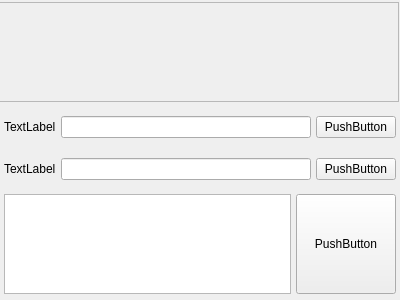
This is src/view.ui in klaus-moser/HashChecker as Qt 5 draws it before an edit. The edited form follows.
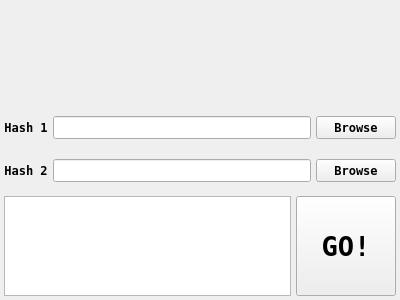
This is the edited form.

Commit message: Adapt font

```diff
--- a/src/view.ui
+++ b/src/view.ui
@@ -68,11 +68,17 @@
          <height>100</height>
         </size>
        </property>
+       <property name="font">
+        <font>
+         <family>Terminal</family>
+         <pointsize>14</pointsize>
+        </font>
+       </property>
        <property name="frameShape">
-        <enum>QFrame::StyledPanel</enum>
+        <enum>QFrame::NoFrame</enum>
        </property>
        <property name="frameShadow">
-        <enum>QFrame::Raised</enum>
+        <enum>QFrame::Sunken</enum>
        </property>
       </widget>
      </item>
@@ -97,36 +103,100 @@
         <number>20</number>
        </property>
        <item row="0" column="1">
-        <widget class="QLineEdit" name="lineEdit"/>
+        <widget class="QLineEdit" name="line_edit_h1">
+         <property name="font">
+          <font>
+           <family>Terminal</family>
+           <pointsize>9</pointsize>
+          </font>
+         </property>
+        </widget>
        </item>
        <item row="0" column="2">
-        <widget class="QPushButton" name="pushButton_3">
+        <widget class="QPushButton" name="push_button_h1">
+         <property name="font">
+          <font>
+           <family>Terminal</family>
+           <pointsize>9</pointsize>
+           <weight>75</weight>
+           <bold>true</bold>
+          </font>
+         </property>
          <property name="text">
-          <string>PushButton</string>
+          <string>Browse</string>
          </property>
         </widget>
        </item>
        <item row="1" column="1">
-        <widget class="QLineEdit" name="lineEdit_2"/>
+        <widget class="QLineEdit" name="line_edit_h2">
+         <property name="font">
+          <font>
+           <family>Terminal</family>
+           <pointsize>9</pointsize>
+          </font>
+         </property>
+         <property name="text">
+          <string/>
+         </property>
+        </widget>
        </item>
        <item row="1" column="2">
-        <widget class="QPushButton" name="pushButton_4">
+        <widget class="QPushButton" name="push_button_h2">
+         <property name="font">
+          <font>
+           <family>Terminal</family>
+           <pointsize>9</pointsize>
+           <weight>75</weight>
+           <bold>true</bold>
+          </font>
+         </property>
          <property name="text">
-          <string>PushButton</string>
+          <string>Browse</string>
          </property>
         </widget>
        </item>
        <item row="0" column="0">
-        <widget class="QLabel" name="label">
+        <widget class="QLabel" name="label_h1">
+         <property name="font">
+          <font>
+           <family>Terminal</family>
+           <pointsize>9</pointsize>
+           <weight>75</weight>
+           <bold>true</bold>
+          </font>
+         </property>
          <property name="text">
-          <string>TextLabel</string>
+          <string>Hash 1</string>
+         </property>
+         <property name="scaledContents">
+          <bool>false</bool>
+         </property>
+         <property name="alignment">
+          <set>Qt::AlignCenter</set>
+         </property>
+         <property name="margin">
+          <number>0</number>
+         </property>
+         <property name="indent">
+          <number>-1</number>
          </property>
         </widget>
        </item>
        <item row="1" column="0">
-        <widget class="QLabel" name="label_2">
+        <widget class="QLabel" name="label_h2">
+         <property name="font">
+          <font>
+           <family>Terminal</family>
+           <pointsize>9</pointsize>
+           <weight>75</weight>
+           <bold>true</bold>
+          </font>
+         </property>
          <property name="text">
-          <string>TextLabel</string>
+          <string>Hash 2</string>
+         </property>
+         <property name="alignment">
+          <set>Qt::AlignCenter</set>
          </property>
         </widget>
        </item>
@@ -157,6 +227,11 @@
            <height>100</height>
           </size>
          </property>
+         <property name="font">
+          <font>
+           <family>Terminal</family>
+          </font>
+         </property>
         </widget>
        </item>
        <item>
@@ -179,8 +254,17 @@
            <height>100</height>
           </size>
          </property>
+         <property name="font">
+          <font>
+           <family>Terminal</family>
+           <pointsize>20</pointsize>
+           <weight>75</weight>
+           <bold>true</bold>
+           <stylestrategy>PreferAntialias</stylestrategy>
+          </font>
+         </property>
          <property name="text">
-          <string>PushButton</string>
+          <string>GO!</string>
          </property>
          <property name="default">
           <bool>false</bool>
```
Left out of the diff: 6 changed lines with no effect on the pictures.
